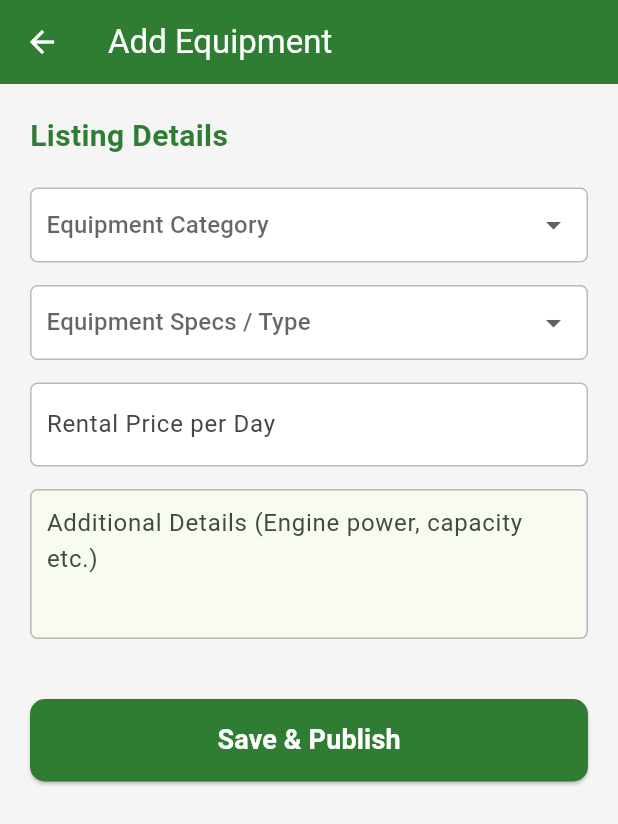
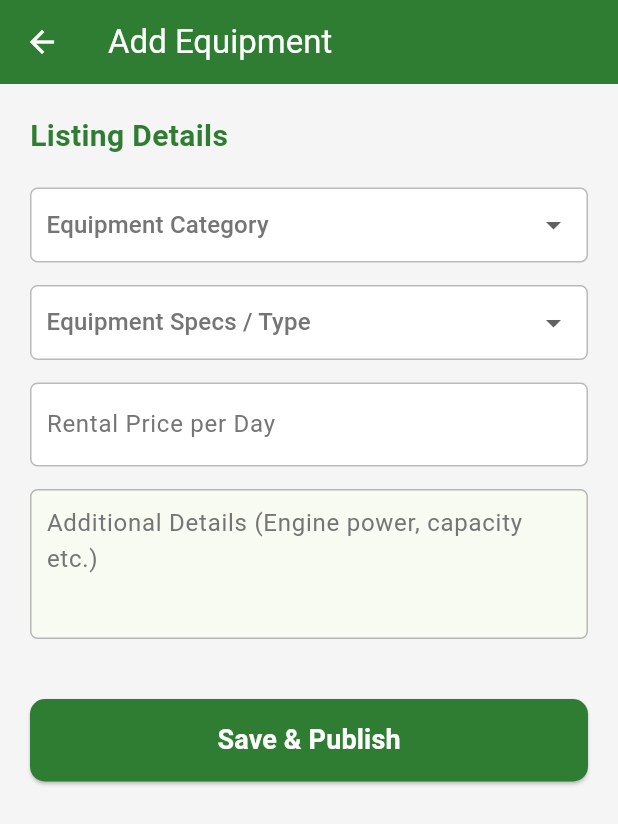
Before and after one commit to NoorMustafa4556/Agri-Connect-App-Flutter, a Flutter app: the AddEquipmentScreen screen opened directly, on a phone screen of 412 x 824 dp. Shown: the top 824 px of the screen. Run offline on Flutter 3.47's test engine with Material 3 defaults, Android fonts, the phone set to English and light mode, and no system bars; our stand-ins replace cloud_firestore, firebase_auth, firebase_core, shared_preferences; accounts and stored records are empty.

Commit message:
Finalize comprehensive Dark Mode support for Drawer, History, and Add Equipment screens

```diff
--- a/lib/Screens/Owner/AddEquipmentScreen.dart
+++ b/lib/Screens/Owner/AddEquipmentScreen.dart
@@ -96,6 +96,7 @@ class _AddEquipmentScreenState extends State<AddEquipmentScreen> {
             _buildDropdown(
               hint: 'Equipment Category',
               value: _selectedCategory,
+              context: context,
               items: AssetManager.categories,
               onChanged: (val) {
                 setState(() {
@@ -108,9 +109,9 @@ class _AddEquipmentScreenState extends State<AddEquipmentScreen> {
             // Dynamic Image Gallery for Owner Equipment
             if (_selectedCategory != null && AssetManager.getImagesForCategory(_selectedCategory!).isNotEmpty) ...[
               const SizedBox(height: 15),
-              const Align(
+              Align(
                 alignment: Alignment.centerLeft,
-                child: Text('Select Equipment Image:', style: TextStyle(fontWeight: FontWeight.bold, color: AppColors.textDark)),
+                child: Text('Select Equipment Image:', style: TextStyle(fontWeight: FontWeight.bold, color: AppColors.getTextColor(context))),
               ),
               const SizedBox(height: 10),
               SizedBox(
@@ -167,6 +168,7 @@ class _AddEquipmentScreenState extends State<AddEquipmentScreen> {
             _buildDropdown(
               hint: 'Equipment Specs / Type',
               value: _selectedType,
+              context: context,
               items: AssetManager.equipmentTypes,
               onChanged: (val) {
                 setState(() {
@@ -177,7 +179,7 @@ class _AddEquipmentScreenState extends State<AddEquipmentScreen> {
             const SizedBox(height: 15),
 
             // Price Field
-            _buildTextField('Rental Price per Day', _priceController, isNumber: true),
+            _buildTextField('Rental Price per Day', _priceController, context, isNumber: true),
             const SizedBox(height: 15),
 
             // Specs Field
@@ -191,11 +193,13 @@ class _AddEquipmentScreenState extends State<AddEquipmentScreen> {
               child: TextField(
                 controller: _specsController,
                 maxLines: 4,
-                decoration: const InputDecoration(
+                decoration: InputDecoration(
                   hintText: 'Additional Details (Engine power, capacity etc.)',
+                  hintStyle: TextStyle(color: Theme.of(context).brightness == Brightness.dark ? AppColors.textGrey : AppColors.textLight),
                   border: InputBorder.none,
-                  contentPadding: EdgeInsets.all(10),
+                  contentPadding: const EdgeInsets.all(10),
                 ),
+                style: TextStyle(color: AppColors.getTextColor(context)),
               ),
             ),
 
@@ -223,18 +227,20 @@ class _AddEquipmentScreenState extends State<AddEquipmentScreen> {
     );
   }
 
-  Widget _buildTextField(String hint, TextEditingController controller, {bool isNumber = false}) {
+  Widget _buildTextField(String hint, TextEditingController controller, BuildContext context, {bool isNumber = false}) {
     return Container(
        decoration: BoxDecoration(
-         color: AppColors.white,
+         color: AppColors.getCardColor(context),
          border: Border.all(color: AppColors.textLight.withOpacity(0.5)),
          borderRadius: BorderRadius.circular(5),
        ),
        child: TextField(
          controller: controller,
          keyboardType: isNumber ? TextInputType.number : TextInputType.text,
+         style: TextStyle(color: AppColors.getTextColor(context)),
          decoration: InputDecoration(
            hintText: hint,
+           hintStyle: TextStyle(color: Theme.of(context).brightness == Brightness.dark ? AppColors.textGrey : AppColors.textLight),
            border: InputBorder.none,
            contentPadding: const EdgeInsets.symmetric(horizontal: 10, vertical: 15),
          ),
@@ -245,12 +251,13 @@ class _AddEquipmentScreenState extends State<AddEquipmentScreen> {
   Widget _buildDropdown({
     required String hint,
     required String? value,
+    required BuildContext context,
     required List<String> items,
     required Function(String?) onChanged,
   }) {
     return Container(
       decoration: BoxDecoration(
-        color: AppColors.white,
+        color: AppColors.getCardColor(context),
         border: Border.all(color: AppColors.textLight.withOpacity(0.5)),
         borderRadius: BorderRadius.circular(5),
       ),
@@ -258,12 +265,13 @@ class _AddEquipmentScreenState extends State<AddEquipmentScreen> {
       child: DropdownButtonHideUnderline(
         child: DropdownButton<String>(
           value: value,
-          hint: Text(hint),
+          hint: Text(hint, style: TextStyle(color: Theme.of(context).brightness == Brightness.dark ? AppColors.textGrey : AppColors.textLight)),
           isExpanded: true,
+          dropdownColor: AppColors.getCardColor(context),
           items: items.map((String item) {
             return DropdownMenuItem<String>(
               value: item,
-              child: Text(item),
+              child: Text(item, style: TextStyle(color: AppColors.getTextColor(context))),
             );
           }).toList(),
           onChanged: onChanged,
```
Also changed, not shown: lib/Screens/Farmer/FarmerHistoryScreen.dart (+13 -11 lines), lib/Screens/Owner/OwnerHistoryScreen.dart (+7 -7 lines), lib/Screens/Shared/CustomDrawer.dart (+10 -10 lines).
